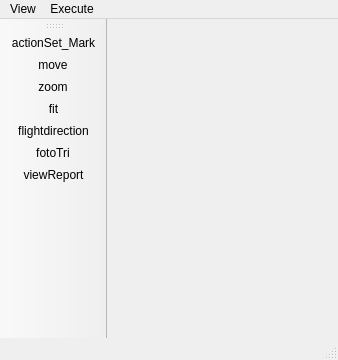
Old version of the form trunk_PT/qt/interface/FotoTriForm.ui in the repository e-foto/e-foto.
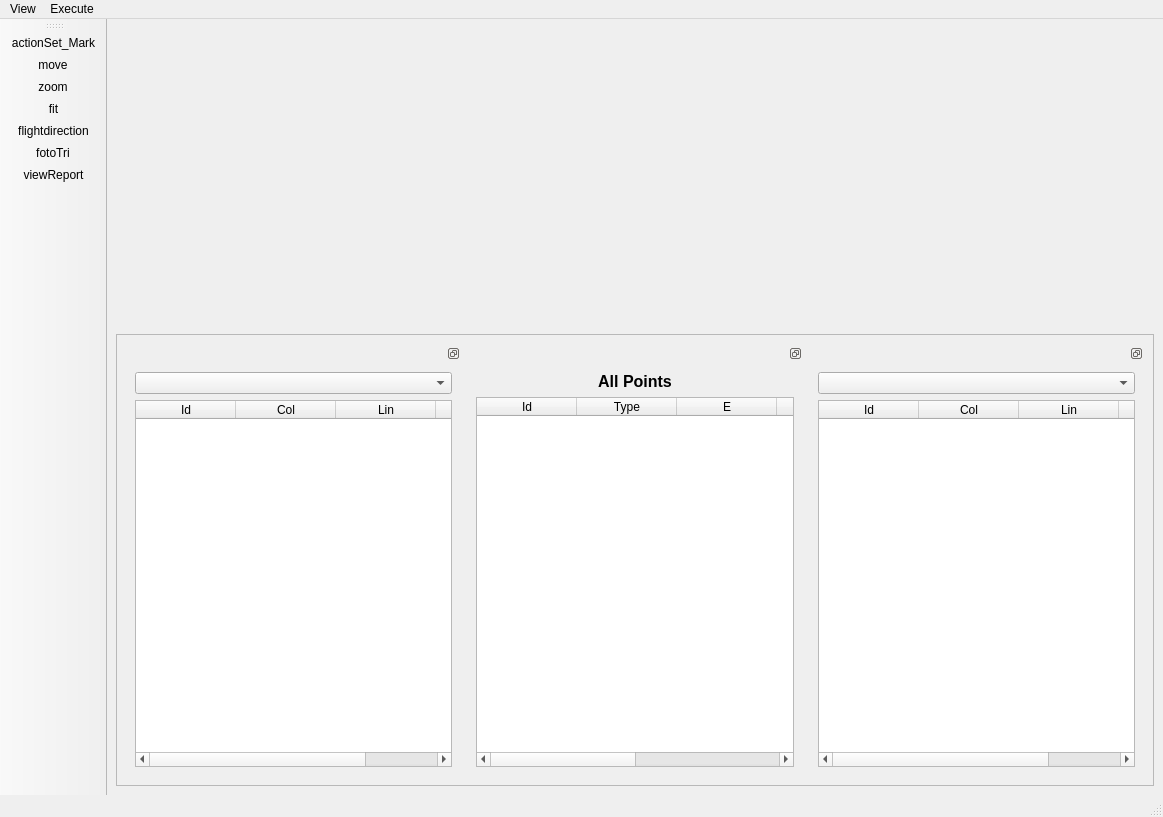
New version of the form. Icons and pictures are not drawn. Custom widgets are drawn as their Qt base class.

Commit message: Updates in PT's interface: Added 3 tables: left image points, all points and right image points.

What changed in the file:
```diff
--- a/trunk_PT/qt/interface/FotoTriForm.ui
+++ b/trunk_PT/qt/interface/FotoTriForm.ui
@@ -6,21 +6,226 @@
    <rect>
     <x>0</x>
     <y>0</y>
-    <width>338</width>
-    <height>360</height>
+    <width>1163</width>
+    <height>817</height>
    </rect>
   </property>
   <property name="windowTitle">
    <string>MainWindow</string>
   </property>
-  <widget class="QWidget" name="centralwidget"/>
+  <widget class="QWidget" name="centralwidget">
+   <layout class="QVBoxLayout" name="verticalLayout">
+    <item>
+     <widget class="QWidget" name="fotoTriViewCentralWidget" native="true">
+      <property name="minimumSize">
+       <size>
+        <width>300</width>
+        <height>300</height>
+       </size>
+      </property>
+     </widget>
+    </item>
+    <item>
+     <widget class="QFrame" name="frame">
+      <property name="frameShape">
+       <enum>QFrame::StyledPanel</enum>
+      </property>
+      <property name="frameShadow">
+       <enum>QFrame::Raised</enum>
+      </property>
+      <layout class="QHBoxLayout" name="horizontalLayout_2">
+       <item>
+        <widget class="QDockWidget" name="leftImageDock">
+         <property name="floating">
+          <bool>false</bool>
+         </property>
+         <property name="features">
+          <set>QDockWidget::DockWidgetFloatable</set>
+         </property>
+         <property name="allowedAreas">
+          <set>Qt::NoDockWidgetArea</set>
+         </property>
+         <widget class="QWidget" name="dockWidgetContents">
+          <layout class="QGridLayout" name="gridLayout">
+           <item row="0" column="0">
+            <widget class="QComboBox" name="leftImageComboBox"/>
+           </item>
+           <item row="1" column="0">
+            <widget class="ETableWidget" name="leftImageTableWidget">
+             <property name="focusPolicy">
+              <enum>Qt::StrongFocus</enum>
+             </property>
+             <property name="toolTip">
+              <string>Table with image's points</string>
+             </property>
+             <property name="rowCount">
+              <number>0</number>
+             </property>
+             <property name="columnCount">
+              <number>4</number>
+             </property>
+             <column>
+              <property name="text">
+               <string>Id</string>
+              </property>
+             </column>
+             <column>
+              <property name="text">
+               <string>Col</string>
+              </property>
+             </column>
+             <column>
+              <property name="text">
+               <string>Lin</string>
+              </property>
+             </column>
+             <column>
+              <property name="text">
+               <string>key</string>
+              </property>
+             </column>
+            </widget>
+           </item>
+          </layout>
+         </widget>
+        </widget>
+       </item>
+       <item>
+        <widget class="QDockWidget" name="pointsDock">
+         <property name="floating">
+          <bool>false</bool>
+         </property>
+         <property name="features">
+          <set>QDockWidget::DockWidgetFloatable</set>
+         </property>
+         <property name="allowedAreas">
+          <set>Qt::NoDockWidgetArea</set>
+         </property>
+         <widget class="QWidget" name="dockWidgetContents_2">
+          <layout class="QGridLayout" name="gridLayout_2">
+           <item row="1" column="0">
+            <widget class="ETableWidget" name="pointsTableWidget">
+             <property name="toolTip">
+              <string>Table with all points</string>
+             </property>
+             <property name="rowCount">
+              <number>0</number>
+             </property>
+             <property name="columnCount">
+              <number>6</number>
+             </property>
+             <column>
+              <property name="text">
+               <string>Id</string>
+              </property>
+             </column>
+             <column>
+              <property name="text">
+               <string>Type</string>
+              </property>
+             </column>
+             <column>
+              <property name="text">
+               <string>E</string>
+              </property>
+             </column>
+             <column>
+              <property name="text">
+               <string>N</string>
+              </property>
+             </column>
+             <column>
+              <property name="text">
+               <string>H</string>
+              </property>
+             </column>
+             <column>
+              <property name="text">
+               <string>keys</string>
+              </property>
+             </column>
+            </widget>
+           </item>
+           <item row="0" column="0">
+            <widget class="QLabel" name="label">
+             <property name="text">
+              <string>&lt;!DOCTYPE HTML PUBLIC &quot;-//W3C//DTD HTML 4.0//EN&quot; &quot;http://www.w3.org/TR/REC-html40/strict.dtd&quot;&gt;
+&lt;html&gt;&lt;head&gt;&lt;meta name=&quot;qrichtext&quot; content=&quot;1&quot; /&gt;&lt;style type=&quot;text/css&quot;&gt;
+p, li { white-space: pre-wrap; }
+&lt;/style&gt;&lt;/head&gt;&lt;body style=&quot; font-family:'MS Shell Dlg 2'; font-size:8.25pt; font-weight:400; font-style:normal;&quot;&gt;
+&lt;p align=&quot;center&quot; style=&quot; margin-top:0px; margin-bottom:0px; margin-left:0px; margin-right:0px; -qt-block-indent:0; text-indent:0px;&quot;&gt;&lt;span style=&quot; font-size:12pt; font-weight:600;&quot;&gt;All Points&lt;/span&gt;&lt;/p&gt;&lt;/body&gt;&lt;/html&gt;</string>
+             </property>
+            </widget>
+           </item>
+          </layout>
+         </widget>
+        </widget>
+       </item>
+       <item>
+        <widget class="QDockWidget" name="rightImageDock">
+         <property name="floating">
+          <bool>false</bool>
+         </property>
+         <property name="features">
+          <set>QDockWidget::DockWidgetFloatable</set>
+         </property>
+         <property name="allowedAreas">
+          <set>Qt::NoDockWidgetArea</set>
+         </property>
+         <widget class="QWidget" name="dockWidgetContents_3">
+          <layout class="QGridLayout" name="gridLayout_3">
+           <item row="0" column="0">
+            <widget class="QComboBox" name="rightImageComboBox"/>
+           </item>
+           <item row="1" column="0">
+            <widget class="ETableWidget" name="rightImageTableWidget">
+             <property name="toolTip">
+              <string>Table with image's points</string>
+             </property>
+             <property name="rowCount">
+              <number>0</number>
+             </property>
+             <property name="columnCount">
+              <number>4</number>
+             </property>
+             <column>
+              <property name="text">
+               <string>Id</string>
+              </property>
+             </column>
+             <column>
+              <property name="text">
+               <string>Col</string>
+              </property>
+             </column>
+             <column>
+              <property name="text">
+               <string>Lin</string>
+              </property>
+             </column>
+             <column>
+              <property name="text">
+               <string>Key</string>
+              </property>
+             </column>
+            </widget>
+           </item>
+          </layout>
+         </widget>
+        </widget>
+       </item>
+      </layout>
+     </widget>
+    </item>
+   </layout>
+  </widget>
   <widget class="QMenuBar" name="menubar">
    <property name="geometry">
     <rect>
      <x>0</x>
      <y>0</y>
-     <width>338</width>
-     <height>23</height>
+     <width>1163</width>
+     <height>21</height>
     </rect>
    </property>
    <widget class="QMenu" name="menuView">
@@ -191,6 +396,13 @@
    </property>
   </action>
  </widget>
+ <customwidgets>
+  <customwidget>
+   <class>ETableWidget</class>
+   <extends>QTableWidget</extends>
+   <header>ETableWidget.h</header>
+  </customwidget>
+ </customwidgets>
  <resources>
   <include location="../resource/resource.qrc"/>
  </resources>
```
Left out of the diff: 26 changed lines with no effect on the pictures. The commit also changes 11 other files.
